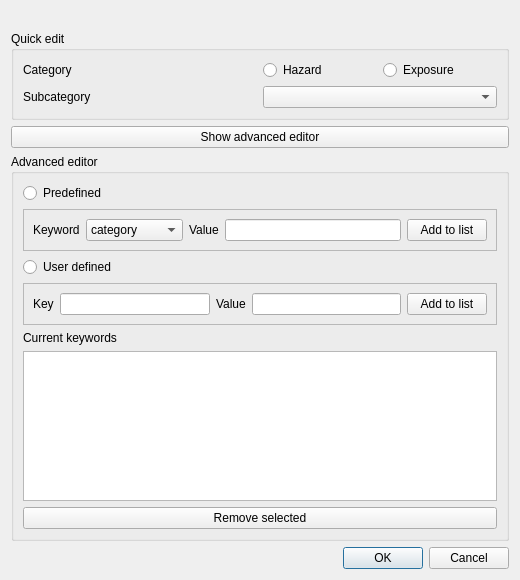
The window that gui/riabkeywordsdialogbase.ui (inasafe/inasafe) describes before a commit, drawn with Qt 5.
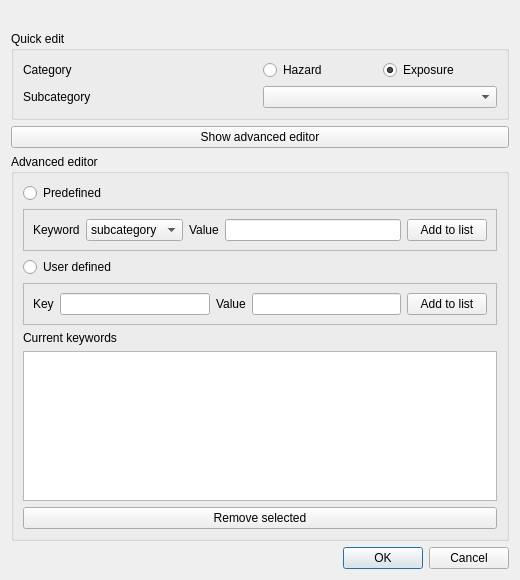
The same window after the commit.

Commit message: Various cleanups to keywords dialog. Block signals at critical points to prevet recursion. Towards #80

Diff of the .ui file:
```diff
--- a/gui/riabkeywordsdialogbase.ui
+++ b/gui/riabkeywordsdialogbase.ui
@@ -58,11 +58,6 @@
          </item>
          <item>
           <widget class="QComboBox" name="cboKeyword">
-           <item>
-            <property name="text">
-             <string>category</string>
-            </property>
-           </item>
            <item>
             <property name="text">
              <string>subcategory</string>
@@ -232,6 +227,9 @@
           <property name="text">
            <string>Exposure</string>
           </property>
+          <property name="checked">
+           <bool>true</bool>
+          </property>
          </widget>
         </item>
        </layout>
```
Left out of the diff: 23 changed lines with no effect on the pictures. The commit also changes 2 other files.
